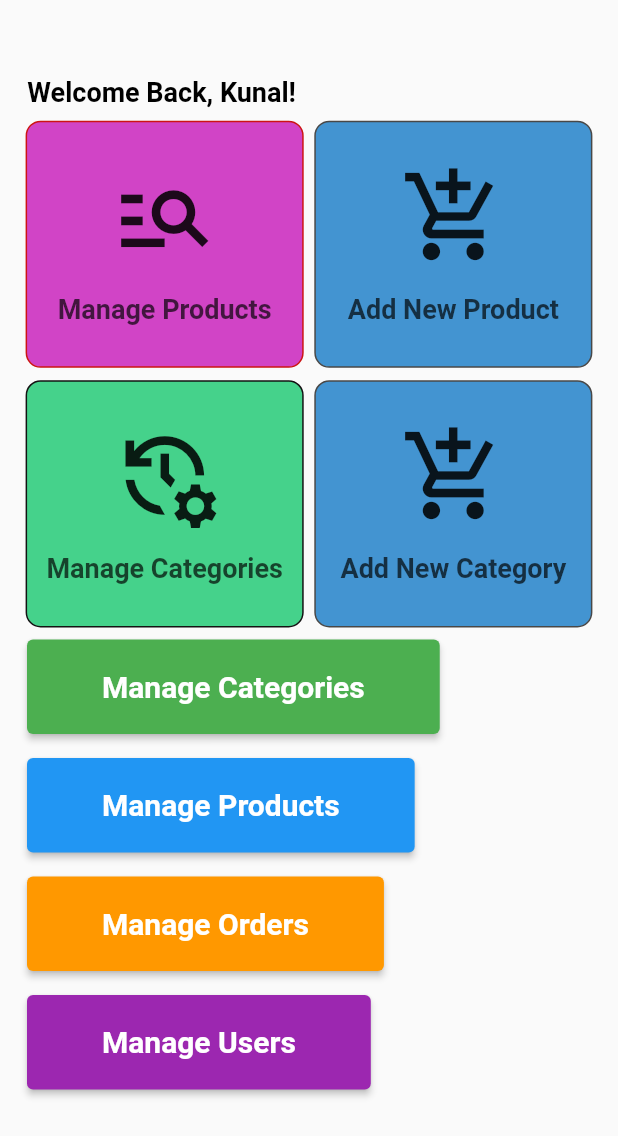
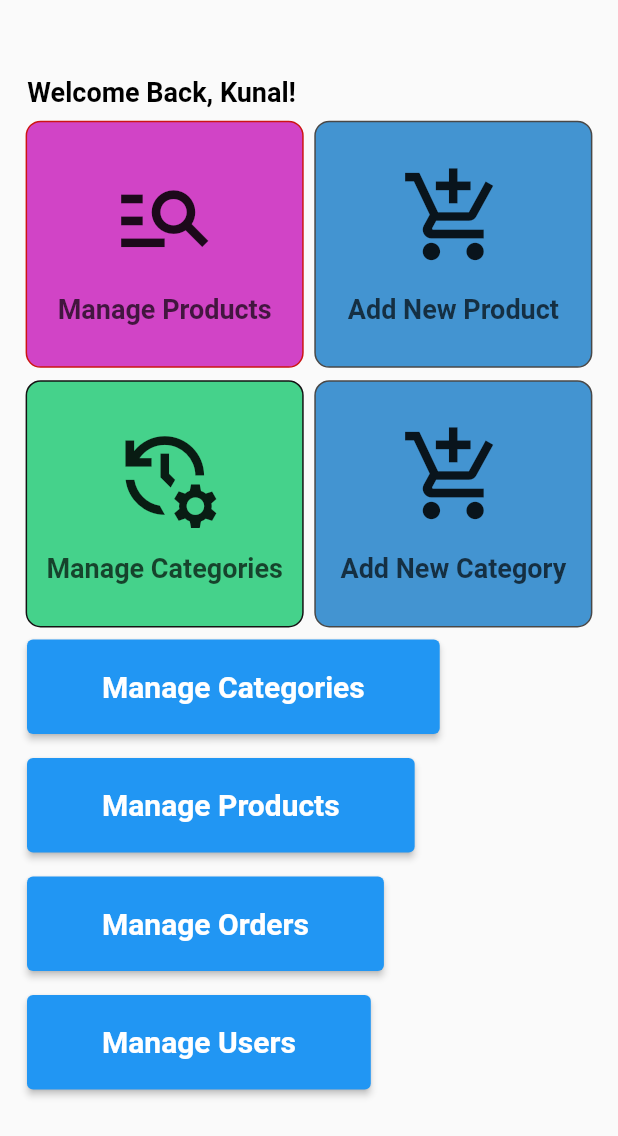
Before and after one commit to sxjal/bygrocerriesadminpanel, a Flutter app: the screen it shows after launch, on a phone screen of 412 x 824 dp. Shown: the top 1136 px of the screen. Run offline on Flutter 3.47's test engine with Material 2 defaults, Android fonts, the phone set to English and light mode, and no system bars; our stand-ins replace cloud_firestore, firebase_core; accounts and stored records are empty.

Commit message:
updated homepage

```diff
--- a/lib/homepage.dart
+++ b/lib/homepage.dart
@@ -44,11 +44,11 @@ class HomePage extends StatelessWidget {
                     padding: const EdgeInsets.all(10),
                     decoration: BoxDecoration(
                       border: Border.all(
-                        color: Color.fromARGB(255, 204, 20, 20),
+                        color: const Color.fromARGB(255, 204, 20, 20),
                         width: 1,
                       ),
                       borderRadius: BorderRadius.circular(10),
-                      color: Color.fromARGB(188, 195, 3, 179),
+                      color: const Color.fromARGB(188, 195, 3, 179),
                     ),
                     child: Column(
                       mainAxisAlignment: MainAxisAlignment.center,
@@ -84,7 +84,7 @@ class HomePage extends StatelessWidget {
                         width: 1,
                       ),
                       borderRadius: BorderRadius.circular(10),
-                      color: Color.fromARGB(189, 3, 112, 195),
+                      color: const Color.fromARGB(189, 3, 112, 195),
                     ),
                     child: Column(
                       mainAxisAlignment: MainAxisAlignment.center,
@@ -125,11 +125,11 @@ class HomePage extends StatelessWidget {
                     padding: const EdgeInsets.all(10),
                     decoration: BoxDecoration(
                       border: Border.all(
-                        color: Color.fromARGB(255, 19, 19, 19),
+                        color: const Color.fromARGB(255, 19, 19, 19),
                         width: 1,
                       ),
                       borderRadius: BorderRadius.circular(10),
-                      color: Color.fromARGB(187, 3, 195, 99),
+                      color: const Color.fromARGB(187, 3, 195, 99),
                     ),
                     child: Column(
                       mainAxisAlignment: MainAxisAlignment.center,
@@ -165,7 +165,7 @@ class HomePage extends StatelessWidget {
                         width: 1,
                       ),
                       borderRadius: BorderRadius.circular(10),
-                      color: Color.fromARGB(189, 3, 112, 195),
+                      color: const Color.fromARGB(189, 3, 112, 195),
                     ),
                     child: Column(
                       mainAxisAlignment: MainAxisAlignment.center,
@@ -198,7 +198,7 @@ class HomePage extends StatelessWidget {
                   Navigator.pushNamed(context, '/managecategory');
                 },
                 style: ElevatedButton.styleFrom(
-                  primary: Colors.green,
+                  //  primary: Colors.green,
                   padding: const EdgeInsets.symmetric(
                     horizontal: 50,
                     vertical: 20,
@@ -218,9 +218,10 @@ class HomePage extends StatelessWidget {
                   Navigator.pushNamed(context, '/manageproduct');
                 },
                 style: ElevatedButton.styleFrom(
-                  primary: Colors.blue,
-                  padding: EdgeInsets.symmetric(horizontal: 50, vertical: 20),
-                  textStyle: TextStyle(
+                  //  primary: Colors.blue,
+                  padding:
+                      const EdgeInsets.symmetric(horizontal: 50, vertical: 20),
+                  textStyle: const TextStyle(
                     fontSize: 20,
                     fontWeight: FontWeight.bold,
                   ),
@@ -235,9 +236,10 @@ class HomePage extends StatelessWidget {
                   Navigator.pushNamed(context, '/manageorder');
                 },
                 style: ElevatedButton.styleFrom(
-                  primary: Colors.orange,
-                  padding: EdgeInsets.symmetric(horizontal: 50, vertical: 20),
-                  textStyle: TextStyle(
+                  // primary: Colors.orange,
+                  padding:
+                      const EdgeInsets.symmetric(horizontal: 50, vertical: 20),
+                  textStyle: const TextStyle(
                     fontSize: 20,
                     fontWeight: FontWeight.bold,
                   ),
@@ -252,9 +254,10 @@ class HomePage extends StatelessWidget {
                   Navigator.pushNamed(context, '/manageuser');
                 },
                 style: ElevatedButton.styleFrom(
-                  primary: Colors.purple,
-                  padding: EdgeInsets.symmetric(horizontal: 50, vertical: 20),
-                  textStyle: TextStyle(
+                  //   primary: Colors.purple,
+                  padding:
+                      const EdgeInsets.symmetric(horizontal: 50, vertical: 20),
+                  textStyle: const TextStyle(
                     fontSize: 20,
                     fontWeight: FontWeight.bold,
                   ),
```
Also changed, not shown: 2 other files.
